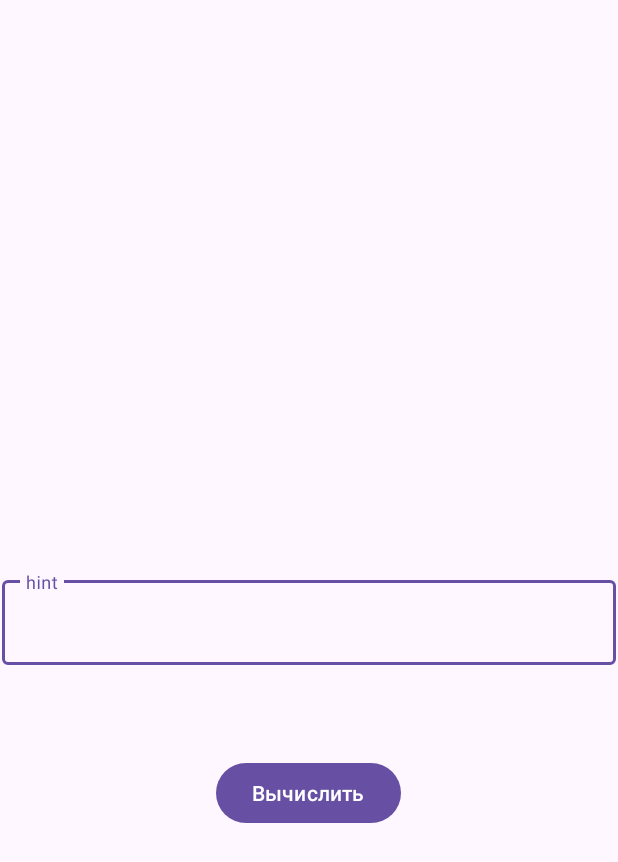
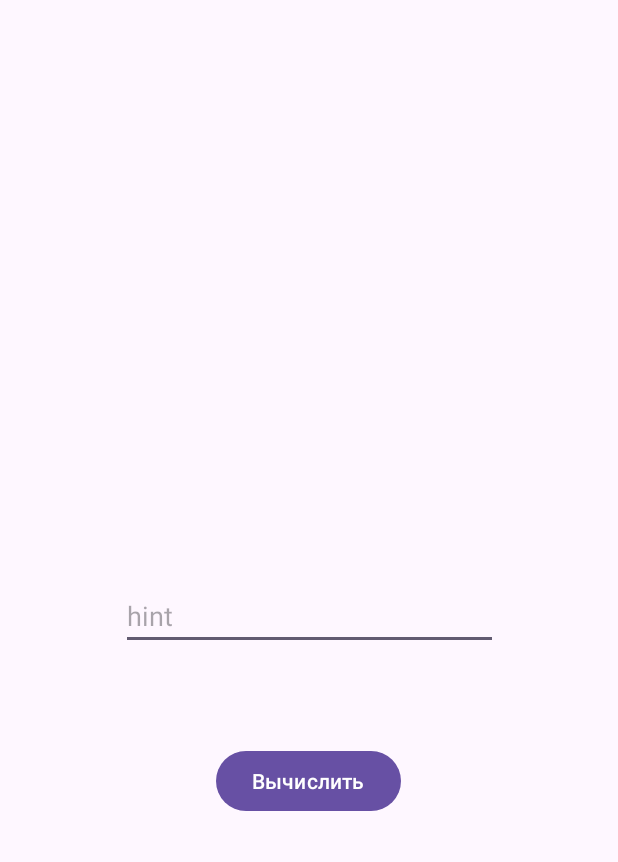
Before and after one commit to sashakanash/Laba_2, an Android app: the screen it shows after launch (MainActivity), on a phone screen of 412 x 824 dp. Shown: the top 862 px of the screen. Run offline under Robolectric (Android 15) with nearby library versions, the phone set to English and light mode, and no system bars.

Commit message:
Добавлена функция, вычисляющая факториал

```diff
--- a/app/src/main/java/com/example/laba_2/MainActivity.kt
+++ b/app/src/main/java/com/example/laba_2/MainActivity.kt
@@ -7,6 +7,7 @@ import androidx.activity.enableEdgeToEdge
 import androidx.appcompat.app.AppCompatActivity
 import androidx.core.view.ViewCompat
 import androidx.core.view.WindowInsetsCompat
+import com.google.android.material.textfield.TextInputLayout
 
 class MainActivity : AppCompatActivity() {
     override fun onCreate(savedInstanceState: Bundle?) {
@@ -22,12 +23,24 @@ class MainActivity : AppCompatActivity() {
 
     fun onClick (view: View)
     {
-        val a = findViewById<TextView>(R.id.textInputLayout).text.toString().toIntOrNull()
-        if (a == null)
+        val str = findViewById<TextView>(R.id.textInputEditText)
+
+        val a = str.text.toString().toIntOrNull()?: 0
+        val b = findViewById<TextView>(R.id.textView2)
+        if (a == 0)
         {
             return
         }
+        b.text = factorial(a).toString()
+    }
 
+    fun factorial (n: Int): Int{
+        var result = 1
 
+        for (i in 2..n)
+        {
+            result *= i
+        }
+        return result
     }
 }
--- a/app/src/main/res/layout/activity_main.xml
+++ b/app/src/main/res/layout/activity_main.xml
@@ -7,30 +7,40 @@
     android:layout_height="match_parent"
     tools:context=".MainActivity">
 
-    <com.google.android.material.textfield.TextInputLayout
-        android:id="@+id/textInputLayout"
-        android:layout_width="409dp"
-        android:layout_height="wrap_content"
+
+    <com.google.android.material.textfield.TextInputEditText
+        android:id="@+id/textInputEditText"
+        android:layout_width="251dp"
+        android:layout_height="44dp"
+        android:hint="hint"
         app:layout_constraintBottom_toBottomOf="parent"
         app:layout_constraintEnd_toEndOf="parent"
         app:layout_constraintStart_toStartOf="parent"
-        app:layout_constraintTop_toTopOf="parent">
-
-        <com.google.android.material.textfield.TextInputEditText
-            android:layout_width="match_parent"
-            android:layout_height="wrap_content"
-            android:hint="hint" />
-    </com.google.android.material.textfield.TextInputLayout>
+        app:layout_constraintTop_toTopOf="parent"
+        app:layout_constraintVertical_bias="0.499" />
 
     <Button
         android:id="@+id/button"
         android:layout_width="wrap_content"
         android:layout_height="wrap_content"
+        android:onClick="onClick"
         android:text="Вычислить"
         app:layout_constraintBottom_toBottomOf="parent"
         app:layout_constraintEnd_toEndOf="parent"
         app:layout_constraintHorizontal_bias="0.498"
         app:layout_constraintStart_toStartOf="parent"
-        app:layout_constraintTop_toBottomOf="@+id/textInputLayout"
+        app:layout_constraintTop_toBottomOf="@+id/textInputEditText"
         app:layout_constraintVertical_bias="0.184" />
+
+    <TextView
+        android:id="@+id/textView2"
+        android:layout_width="250dp"
+        android:layout_height="37dp"
+        android:text=""
+        app:layout_constraintBottom_toTopOf="@+id/textInputEditText"
+        app:layout_constraintEnd_toEndOf="parent"
+        app:layout_constraintHorizontal_bias="0.546"
+        app:layout_constraintStart_toStartOf="parent"
+        app:layout_constraintTop_toTopOf="parent"
+        app:layout_constraintVertical_bias="0.859" />
 </androidx.constraintlayout.widget.ConstraintLayout>
```
